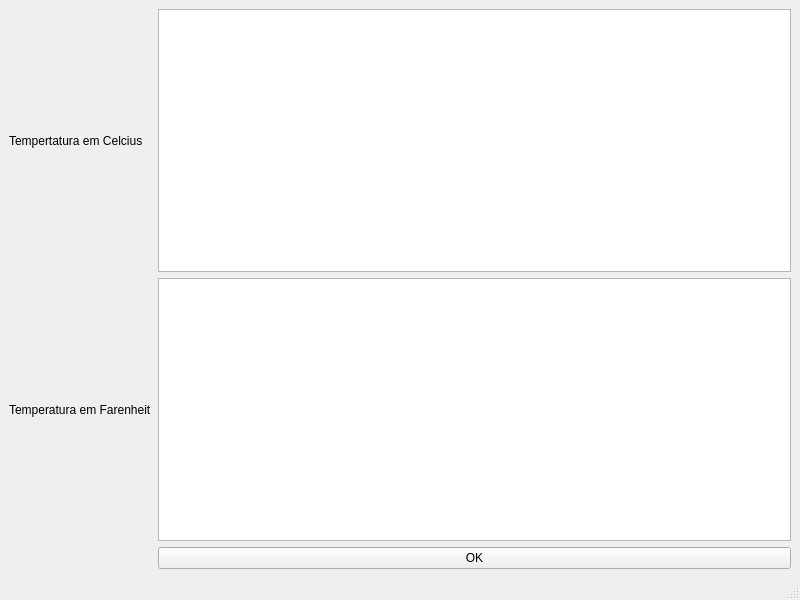
First picture: the form in MainWindow.ui, repository agremis/eTier, before the edit.
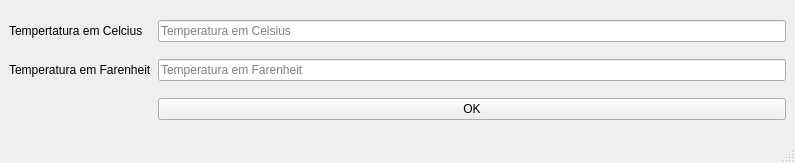
Second picture: the form after the edit.

Diff of the .ui file:
```diff
--- a/MainWindow.ui
+++ b/MainWindow.ui
@@ -6,8 +6,8 @@
    <rect>
     <x>0</x>
     <y>0</y>
-    <width>800</width>
-    <height>600</height>
+    <width>795</width>
+    <height>163</height>
    </rect>
   </property>
   <property name="windowTitle">
@@ -17,13 +17,10 @@
    <layout class="QHBoxLayout" name="horizontalLayout">
     <item>
      <layout class="QGridLayout" name="gridLayout">
-      <item row="1" column="1">
-       <widget class="QTextEdit" name="textEdit_2"/>
-      </item>
-      <item row="2" column="1">
-       <widget class="QPushButton" name="pushButton">
-        <property name="text">
-         <string>OK</string>
+      <item row="0" column="1">
+       <widget class="QLineEdit" name="edtCelsius">
+        <property name="placeholderText">
+         <string>Temperatura em Celsius</string>
         </property>
        </widget>
       </item>
@@ -41,8 +38,19 @@
         </property>
        </widget>
       </item>
-      <item row="0" column="1">
-       <widget class="QTextEdit" name="textEdit"/>
+      <item row="1" column="1">
+       <widget class="QLineEdit" name="edtFarenheit">
+        <property name="placeholderText">
+         <string>Temperatura em Farenheit</string>
+        </property>
+       </widget>
+      </item>
+      <item row="2" column="1">
+       <widget class="QPushButton" name="pushButton">
+        <property name="text">
+         <string>OK</string>
+        </property>
+       </widget>
       </item>
      </layout>
     </item>
```
Left out of the diff: 2 changed lines with no effect on the pictures.
